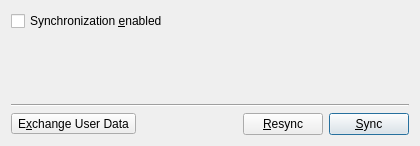
Above: datasyncdialog.ui from Skycoder42/QtMvvmDatasyncWidgets before the change. Below: the same form after it.
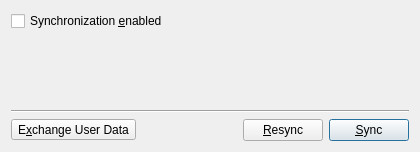
That is the form after the change. Icons and pictures are not drawn.

```diff
--- a/datasyncdialog.ui
+++ b/datasyncdialog.ui
@@ -7,7 +7,7 @@
     <x>0</x>
     <y>0</y>
     <width>420</width>
-    <height>146</height>
+    <height>152</height>
    </rect>
   </property>
   <property name="windowTitle">
```
Left out of the diff: 2 changed lines with no effect on the pictures.
